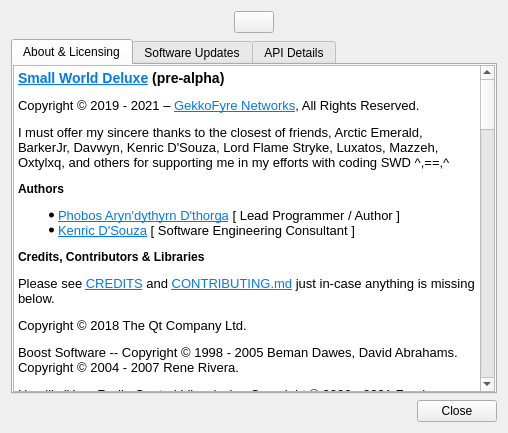
GekkoFyre/small-world-deluxe, file src/ui/aboutdialog.ui: the form before one commit.
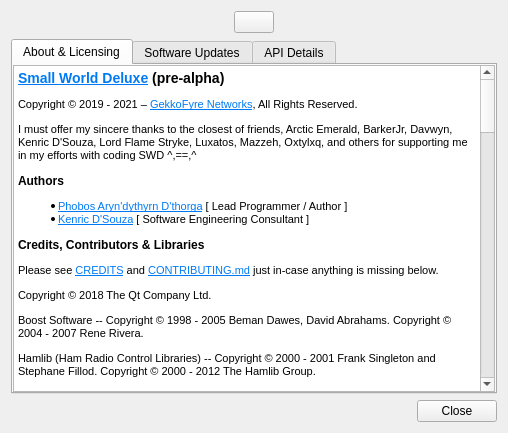
The form after the commit.

Commit message: * Fixed a number of outstanding bugs/errors. * Updated documentation and licensing handling in some areas, with particular regard to our dependencies. * Updated the Dockerfile we use for our Gitlab Runner (CI/CD) instance. * More work has been done on the message archival code as according to Xmpp standard, #XEP-0313!

Diff of the .ui file:
```diff
--- a/src/ui/aboutdialog.ui
+++ b/src/ui/aboutdialog.ui
@@ -166,56 +166,62 @@
 &lt;html&gt;&lt;head&gt;&lt;meta name=&quot;qrichtext&quot; content=&quot;1&quot; /&gt;&lt;title&gt;About&lt;/title&gt;&lt;style type=&quot;text/css&quot;&gt;
 p, li { white-space: pre-wrap; }
 &lt;/style&gt;&lt;/head&gt;&lt;body style=&quot; font-family:'MS Shell Dlg 2'; font-size:7.875pt; font-weight:400; font-style:normal;&quot;&gt;
-&lt;h3 style=&quot; margin-top:14px; margin-bottom:12px; margin-left:0px; margin-right:0px; -qt-block-indent:0; text-indent:0px;&quot;&gt;&lt;a name=&quot;small-world-deluxe-pre-alpha&quot;&gt;&lt;/a&gt;&lt;a href=&quot;https://git.gekkofyre.io/amateur-radio/small-world-deluxe/&quot;&gt;&lt;span style=&quot; font-family:'Noto Sans'; font-size:10pt; font-weight:600; text-decoration: underline; color:#007af4;&quot;&gt;S&lt;/span&gt;&lt;/a&gt;&lt;span style=&quot; font-family:'Noto Sans'; font-size:10pt; font-weight:600; text-decoration: underline; color:#007af4;&quot;&gt;mall World Deluxe&lt;/span&gt;&lt;span style=&quot; font-family:'Noto Sans'; font-size:10pt; font-weight:600;&quot;&gt; (pre-alpha)&lt;/span&gt;&lt;/h3&gt;
-&lt;p style=&quot; margin-top:12px; margin-bottom:12px; margin-left:0px; margin-right:0px; -qt-block-indent:0; text-indent:0px;&quot;&gt;&lt;span style=&quot; font-family:'Noto Sans'; font-size:10pt;&quot;&gt;Copyright © 2019 - 2021 – &lt;/span&gt;&lt;a href=&quot;https://gekkofyre.io/&quot;&gt;&lt;span style=&quot; font-family:'Noto Sans'; font-size:10pt; text-decoration: underline; color:#007af4;&quot;&gt;GekkoFyre Networks&lt;/span&gt;&lt;/a&gt;&lt;span style=&quot; font-family:'Noto Sans'; font-size:10pt;&quot;&gt;, All Rights Reserved.&lt;/span&gt;&lt;/p&gt;
-&lt;p style=&quot; margin-top:12px; margin-bottom:12px; margin-left:0px; margin-right:0px; -qt-block-indent:0; text-indent:0px;&quot;&gt;&lt;span style=&quot; font-family:'Noto Sans'; font-size:10pt;&quot;&gt;I must offer my sincere thanks to the closest of friends, Arctic Emerald, BarkerJr, Davwyn, Kenric D'Souza, Lord Flame Stryke, Luxatos, Mazzeh, Oxtylxq, and others for supporting me in my efforts with coding SWD ^,==,^&lt;/span&gt;&lt;/p&gt;
-&lt;h4 style=&quot; margin-top:12px; margin-bottom:12px; margin-left:0px; margin-right:0px; -qt-block-indent:0; text-indent:0px;&quot;&gt;&lt;a name=&quot;authors&quot;&gt;&lt;/a&gt;&lt;span style=&quot; font-family:'Noto Sans'; font-size:10pt; font-weight:600;&quot;&gt;A&lt;/span&gt;&lt;span style=&quot; font-family:'Noto Sans'; font-size:10pt; font-weight:600;&quot;&gt;uthors&lt;/span&gt;&lt;/h4&gt;
-&lt;ul style=&quot;margin-top: 0px; margin-bottom: 0px; margin-left: 0px; margin-right: 0px; -qt-list-indent: 1;&quot;&gt;&lt;li style=&quot; font-family:'Noto Sans'; font-size:10pt;&quot; style=&quot; margin-top:12px; margin-bottom:0px; margin-left:0px; margin-right:0px; -qt-block-indent:0; text-indent:0px;&quot;&gt;&lt;a href=&quot;https://code.gekkofyre.io/phobos-dthorga&quot;&gt;&lt;span style=&quot; text-decoration: underline; color:#007af4;&quot;&gt;Phobos Aryn'dythyrn D'thorga&lt;/span&gt;&lt;/a&gt; [ Lead Programmer / Author ]&lt;/li&gt;
-&lt;li style=&quot; font-family:'Noto Sans'; font-size:10pt;&quot; style=&quot; margin-top:0px; margin-bottom:12px; margin-left:0px; margin-right:0px; -qt-block-indent:0; text-indent:0px;&quot;&gt;&lt;a href=&quot;https://code.gekkofyre.io/azurebyte&quot;&gt;&lt;span style=&quot; text-decoration: underline; color:#007af4;&quot;&gt;Kenric D'Souza&lt;/span&gt;&lt;/a&gt; [ Software Engineering Consultant ] &lt;/li&gt;&lt;/ul&gt;
-&lt;h4 style=&quot; margin-top:12px; margin-bottom:12px; margin-left:0px; margin-right:0px; -qt-block-indent:0; text-indent:0px;&quot;&gt;&lt;a name=&quot;credits-contributors--libraries&quot;&gt;&lt;/a&gt;&lt;span style=&quot; font-family:'Noto Sans'; font-size:10pt; font-weight:600;&quot;&gt;C&lt;/span&gt;&lt;span style=&quot; font-family:'Noto Sans'; font-size:10pt; font-weight:600;&quot;&gt;redits, Contributors &amp;amp; Libraries&lt;/span&gt;&lt;/h4&gt;
-&lt;p style=&quot; margin-top:12px; margin-bottom:12px; margin-left:0px; margin-right:0px; -qt-block-indent:0; text-indent:0px;&quot;&gt;&lt;span style=&quot; font-family:'Noto Sans'; font-size:10pt;&quot;&gt;Please see &lt;/span&gt;&lt;a href=&quot;https://code.gekkofyre.io/amateur-radio/small-world-deluxe/-/blob/develop/CREDITS&quot;&gt;&lt;span style=&quot; font-family:'Noto Sans'; font-size:10pt; text-decoration: underline; color:#007af4;&quot;&gt;CREDITS&lt;/span&gt;&lt;/a&gt;&lt;span style=&quot; font-family:'Noto Sans'; font-size:10pt;&quot;&gt; and &lt;/span&gt;&lt;a href=&quot;https://code.gekkofyre.io/amateur-radio/small-world-deluxe/-/blob/develop/CONTRIBUTING.md&quot;&gt;&lt;span style=&quot; font-family:'Noto Sans'; font-size:10pt; text-decoration: underline; color:#007af4;&quot;&gt;CONTRIBUTING.md&lt;/span&gt;&lt;/a&gt;&lt;span style=&quot; font-family:'Noto Sans'; font-size:10pt;&quot;&gt; just in-case anything is missing below.&lt;/span&gt;&lt;/p&gt;
-&lt;p style=&quot; margin-top:12px; margin-bottom:12px; margin-left:0px; margin-right:0px; -qt-block-indent:0; text-indent:0px;&quot;&gt;&lt;span style=&quot; font-family:'Hack'; font-size:10pt;&quot;&gt;Copyright © 2018 The Qt Company Ltd.&lt;/span&gt;&lt;/p&gt;
-&lt;p style=&quot; margin-top:12px; margin-bottom:12px; margin-left:0px; margin-right:0px; -qt-block-indent:0; text-indent:0px;&quot;&gt;&lt;span style=&quot; font-family:'Hack'; font-size:10pt;&quot;&gt;Boost Software -- Copyright © 1998 - 2005 Beman Dawes, David Abrahams. Copyright © 2004 - 2007 Rene Rivera.&lt;/span&gt;&lt;/p&gt;
-&lt;p style=&quot; margin-top:12px; margin-bottom:12px; margin-left:0px; margin-right:0px; -qt-block-indent:0; text-indent:0px;&quot;&gt;&lt;span style=&quot; font-family:'Hack'; font-size:10pt;&quot;&gt;Hamlib (Ham Radio Control Libraries) -- Copyright © 2000 - 2001 Frank Singleton and Stephane Fillod. Copyright © 2000 - 2012 The Hamlib Group.&lt;/span&gt;&lt;/p&gt;
-&lt;p style=&quot; margin-top:12px; margin-bottom:12px; margin-left:0px; margin-right:0px; -qt-block-indent:0; text-indent:0px;&quot;&gt;&lt;span style=&quot; font-family:'Hack'; font-size:10pt;&quot;&gt;Sentry -- Copyright © 2019 Functional Software, Inc.&lt;/span&gt;&lt;/p&gt;
-&lt;p style=&quot; margin-top:12px; margin-bottom:12px; margin-left:0px; margin-right:0px; -qt-block-indent:0; text-indent:0px;&quot;&gt;&lt;span style=&quot; font-family:'Hack'; font-size:10pt;&quot;&gt;CMake - Cross Platform Makefile Generator -- Copyright © 2000 - 2020 Kitware, Inc. and Contributors.&lt;/span&gt;&lt;/p&gt;
-&lt;p style=&quot; margin-top:12px; margin-bottom:12px; margin-left:0px; margin-right:0px; -qt-block-indent:0; text-indent:0px;&quot;&gt;&lt;span style=&quot; font-family:'Hack'; font-size:10pt;&quot;&gt;QXmpp - Copyright © 2008 - 2020 The QXmpp Developers.&lt;/span&gt;&lt;/p&gt;
-&lt;p style=&quot; margin-top:12px; margin-bottom:12px; margin-left:0px; margin-right:0px; -qt-block-indent:0; text-indent:0px;&quot;&gt;&lt;span style=&quot; font-family:'Hack'; font-size:10pt;&quot;&gt;SingleApplication -- Copyright © 2015 - 2020 Itay Grudev.&lt;/span&gt;&lt;/p&gt;
-&lt;p style=&quot; margin-top:12px; margin-bottom:12px; margin-left:0px; margin-right:0px; -qt-block-indent:0; text-indent:0px;&quot;&gt;&lt;span style=&quot; font-family:'Hack'; font-size:10pt;&quot;&gt;KissFFT -- Copyright © 2003 - 2010 Mark Borgerding . All rights reserved.&lt;/span&gt;&lt;/p&gt;
-&lt;p style=&quot; margin-top:12px; margin-bottom:12px; margin-left:0px; margin-right:0px; -qt-block-indent:0; text-indent:0px;&quot;&gt;&lt;span style=&quot; font-family:'Hack'; font-size:10pt;&quot;&gt;Enchant -- Copyright © 1998 - 2020 AbiSource Community. All rights reserved.&lt;/span&gt;&lt;/p&gt;
-&lt;p style=&quot; margin-top:12px; margin-bottom:12px; margin-left:0px; margin-right:0px; -qt-block-indent:0; text-indent:0px;&quot;&gt;&lt;span style=&quot; font-family:'Hack'; font-size:10pt;&quot;&gt;QtSpell - Copyright © 2014 Sandro Mani.&lt;/span&gt;&lt;/p&gt;
-&lt;p style=&quot; margin-top:12px; margin-bottom:12px; margin-left:0px; margin-right:0px; -qt-block-indent:0; text-indent:0px;&quot;&gt;&lt;span style=&quot; font-family:'Hack'; font-size:10pt;&quot;&gt;QwtWaterfallplot -- Copyright © 2019 Amine Mzoughi.&lt;/span&gt;&lt;/p&gt;
+&lt;h3 style=&quot; margin-top:14px; margin-bottom:12px; margin-left:0px; margin-right:0px; -qt-block-indent:0; text-indent:0px;&quot;&gt;&lt;a name=&quot;small-world-deluxe-pre-alpha&quot;&gt;&lt;/a&gt;&lt;a href=&quot;https://git.gekkofyre.io/amateur-radio/small-world-deluxe/&quot;&gt;&lt;span style=&quot; font-size:8pt; font-weight:600; text-decoration: underline; color:#007af4;&quot;&gt;S&lt;/span&gt;&lt;/a&gt;&lt;span style=&quot; font-size:8pt; font-weight:600; text-decoration: underline; color:#007af4;&quot;&gt;mall World Deluxe&lt;/span&gt;&lt;span style=&quot; font-size:8pt; font-weight:600;&quot;&gt; (pre-alpha)&lt;/span&gt;&lt;/h3&gt;
+&lt;p style=&quot; margin-top:12px; margin-bottom:12px; margin-left:0px; margin-right:0px; -qt-block-indent:0; text-indent:0px;&quot;&gt;&lt;span style=&quot; font-size:8pt;&quot;&gt;Copyright © 2019 - 2021 – &lt;/span&gt;&lt;a href=&quot;https://gekkofyre.io/&quot;&gt;&lt;span style=&quot; font-size:8pt; text-decoration: underline; color:#007af4;&quot;&gt;GekkoFyre Networks&lt;/span&gt;&lt;/a&gt;&lt;span style=&quot; font-size:8pt;&quot;&gt;, All Rights Reserved.&lt;/span&gt;&lt;/p&gt;
+&lt;p style=&quot; margin-top:12px; margin-bottom:12px; margin-left:0px; margin-right:0px; -qt-block-indent:0; text-indent:0px;&quot;&gt;&lt;span style=&quot; font-size:8pt;&quot;&gt;I must offer my sincere thanks to the closest of friends, Arctic Emerald, BarkerJr, Davwyn, Kenric D'Souza, Lord Flame Stryke, Luxatos, Mazzeh, Oxtylxq, and others for supporting me in my efforts with coding SWD ^,==,^&lt;/span&gt;&lt;/p&gt;
+&lt;h4 style=&quot; margin-top:12px; margin-bottom:12px; margin-left:0px; margin-right:0px; -qt-block-indent:0; text-indent:0px;&quot;&gt;&lt;a name=&quot;authors&quot;&gt;&lt;/a&gt;&lt;span style=&quot; font-size:8pt; font-weight:600;&quot;&gt;A&lt;/span&gt;&lt;span style=&quot; font-size:8pt; font-weight:600;&quot;&gt;uthors&lt;/span&gt;&lt;/h4&gt;
+&lt;ul style=&quot;margin-top: 0px; margin-bottom: 0px; margin-left: 0px; margin-right: 0px; -qt-list-indent: 1;&quot;&gt;&lt;li style=&quot; font-size:8pt;&quot; style=&quot; margin-top:12px; margin-bottom:0px; margin-left:0px; margin-right:0px; -qt-block-indent:0; text-indent:0px;&quot;&gt;&lt;a href=&quot;https://code.gekkofyre.io/phobos-dthorga&quot;&gt;&lt;span style=&quot; text-decoration: underline; color:#007af4;&quot;&gt;Phobos Aryn'dythyrn D'thorga&lt;/span&gt;&lt;/a&gt; [ Lead Programmer / Author ]&lt;/li&gt;
+&lt;li style=&quot; font-size:8pt;&quot; style=&quot; margin-top:0px; margin-bottom:12px; margin-left:0px; margin-right:0px; -qt-block-indent:0; text-indent:0px;&quot;&gt;&lt;a href=&quot;https://code.gekkofyre.io/azurebyte&quot;&gt;&lt;span style=&quot; text-decoration: underline; color:#007af4;&quot;&gt;Kenric D'Souza&lt;/span&gt;&lt;/a&gt; [ Software Engineering Consultant ] &lt;/li&gt;&lt;/ul&gt;
+&lt;h4 style=&quot; margin-top:12px; margin-bottom:12px; margin-left:0px; margin-right:0px; -qt-block-indent:0; text-indent:0px;&quot;&gt;&lt;a name=&quot;credits-contributors--libraries&quot;&gt;&lt;/a&gt;&lt;span style=&quot; font-size:8pt; font-weight:600;&quot;&gt;C&lt;/span&gt;&lt;span style=&quot; font-size:8pt; font-weight:600;&quot;&gt;redits, Contributors &amp;amp; Libraries&lt;/span&gt;&lt;/h4&gt;
+&lt;p style=&quot; margin-top:12px; margin-bottom:12px; margin-left:0px; margin-right:0px; -qt-block-indent:0; text-indent:0px;&quot;&gt;&lt;span style=&quot; font-size:8pt;&quot;&gt;Please see &lt;/span&gt;&lt;a href=&quot;https://code.gekkofyre.io/amateur-radio/small-world-deluxe/-/blob/develop/CREDITS&quot;&gt;&lt;span style=&quot; font-size:8pt; text-decoration: underline; color:#007af4;&quot;&gt;CREDITS&lt;/span&gt;&lt;/a&gt;&lt;span style=&quot; font-size:8pt;&quot;&gt; and &lt;/span&gt;&lt;a href=&quot;https://code.gekkofyre.io/amateur-radio/small-world-deluxe/-/blob/develop/CONTRIBUTING.md&quot;&gt;&lt;span style=&quot; font-size:8pt; text-decoration: underline; color:#007af4;&quot;&gt;CONTRIBUTING.md&lt;/span&gt;&lt;/a&gt;&lt;span style=&quot; font-size:8pt;&quot;&gt; just in-case anything is missing below.&lt;/span&gt;&lt;/p&gt;
+&lt;p style=&quot; margin-top:12px; margin-bottom:12px; margin-left:0px; margin-right:0px; -qt-block-indent:0; text-indent:0px;&quot;&gt;&lt;span style=&quot; font-family:'Courier New'; font-size:8pt;&quot;&gt;Copyright © 2018 The Qt Company Ltd.&lt;/span&gt;&lt;/p&gt;
+&lt;p style=&quot; margin-top:12px; margin-bottom:12px; margin-left:0px; margin-right:0px; -qt-block-indent:0; text-indent:0px;&quot;&gt;&lt;span style=&quot; font-family:'Courier New'; font-size:8pt;&quot;&gt;Boost Software -- Copyright © 1998 - 2005 Beman Dawes, David Abrahams. Copyright © 2004 - 2007 Rene Rivera.&lt;/span&gt;&lt;/p&gt;
+&lt;p style=&quot; margin-top:12px; margin-bottom:12px; margin-left:0px; margin-right:0px; -qt-block-indent:0; text-indent:0px;&quot;&gt;&lt;span style=&quot; font-family:'Courier New'; font-size:8pt;&quot;&gt;Hamlib (Ham Radio Control Libraries) -- Copyright © 2000 - 2001 Frank Singleton and Stephane Fillod. Copyright © 2000 - 2012 The Hamlib Group.&lt;/span&gt;&lt;/p&gt;
+&lt;p style=&quot; margin-top:12px; margin-bottom:12px; margin-left:0px; margin-right:0px; -qt-block-indent:0; text-indent:0px;&quot;&gt;&lt;span style=&quot; font-family:'Courier New'; font-size:8pt;&quot;&gt;Sentry -- Copyright © 2019 Functional Software, Inc.&lt;/span&gt;&lt;/p&gt;
+&lt;p style=&quot; margin-top:12px; margin-bottom:12px; margin-left:0px; margin-right:0px; -qt-block-indent:0; text-indent:0px;&quot;&gt;&lt;span style=&quot; font-family:'Courier New'; font-size:8pt;&quot;&gt;CMake - Cross Platform Makefile Generator -- Copyright © 2000 - 2020 Kitware, Inc. and Contributors.&lt;/span&gt;&lt;/p&gt;
+&lt;p style=&quot; margin-top:12px; margin-bottom:12px; margin-left:0px; margin-right:0px; -qt-block-indent:0; text-indent:0px;&quot;&gt;&lt;span style=&quot; font-family:'Courier New'; font-size:8pt;&quot;&gt;QXmpp - Copyright © 2008 - 2020 The QXmpp Developers.&lt;/span&gt;&lt;/p&gt;
+&lt;p style=&quot; margin-top:12px; margin-bottom:12px; margin-left:0px; margin-right:0px; -qt-block-indent:0; text-indent:0px;&quot;&gt;&lt;span style=&quot; font-family:'Courier New'; font-size:8pt;&quot;&gt;FFmpeg - Copyright © 2021 Michael Niedermayer and Marton Balint et al.&lt;/span&gt;&lt;/p&gt;
+&lt;p style=&quot; margin-top:12px; margin-bottom:12px; margin-left:0px; margin-right:0px; -qt-block-indent:0; text-indent:0px;&quot;&gt;&lt;span style=&quot; font-family:'Courier New'; font-size:8pt;&quot;&gt;TagLib - Copyright © 2021 Scott Wheeler.&lt;/span&gt;&lt;/p&gt;
+&lt;p style=&quot; margin-top:12px; margin-bottom:12px; margin-left:0px; margin-right:0px; -qt-block-indent:0; text-indent:0px;&quot;&gt;&lt;span style=&quot; font-family:'Courier New'; font-size:8pt;&quot;&gt;SingleApplication -- Copyright © 2015 - 2020 Itay Grudev.&lt;/span&gt;&lt;/p&gt;
+&lt;p style=&quot; margin-top:12px; margin-bottom:12px; margin-left:0px; margin-right:0px; -qt-block-indent:0; text-indent:0px;&quot;&gt;&lt;span style=&quot; font-family:'Courier New'; font-size:8pt;&quot;&gt;KissFFT -- Copyright © 2003 - 2010 Mark Borgerding . All rights reserved.&lt;/span&gt;&lt;/p&gt;
+&lt;p style=&quot; margin-top:12px; margin-bottom:12px; margin-left:0px; margin-right:0px; -qt-block-indent:0; text-indent:0px;&quot;&gt;&lt;span style=&quot; font-family:'Courier New'; font-size:8pt;&quot;&gt;Enchant -- Copyright © 1998 - 2020 AbiSource Community. All rights reserved.&lt;/span&gt;&lt;/p&gt;
+&lt;p style=&quot; margin-top:12px; margin-bottom:12px; margin-left:0px; margin-right:0px; -qt-block-indent:0; text-indent:0px;&quot;&gt;&lt;span style=&quot; font-family:'Courier New'; font-size:8pt;&quot;&gt;QwtWaterfallplot -- Copyright © 2019 Amine Mzoughi.&lt;/span&gt;&lt;/p&gt;
 &lt;hr /&gt;
-&lt;p style=&quot; margin-top:12px; margin-bottom:0px; margin-left:0px; margin-right:0px; -qt-block-indent:0; text-indent:0px;&quot;&gt;&lt;span style=&quot; font-family:'Hack'; font-size:10pt;&quot;&gt;Opus&lt;/span&gt;&lt;/p&gt;
-&lt;p style=&quot; margin-top:0px; margin-bottom:0px; margin-left:0px; margin-right:0px; -qt-block-indent:0; text-indent:0px;&quot;&gt;&lt;span style=&quot; font-family:'Hack'; font-size:10pt;&quot;&gt;----------------------------------&lt;/span&gt;&lt;/p&gt;
-&lt;p style=&quot; margin-top:0px; margin-bottom:0px; margin-left:0px; margin-right:0px; -qt-block-indent:0; text-indent:0px;&quot;&gt;&lt;span style=&quot; font-family:'Hack'; font-size:10pt;&quot;&gt;Copyright © 2001 - 2011 Xiph.Org, Skype Limited, Octasic, Jean-Marc Valin, Timothy B. Terriberry, CSIRO, Gregory Maxwell, Mark Borgerding, Erik de Castro Lopo.&lt;/span&gt;&lt;/p&gt;
-&lt;p style=&quot;-qt-paragraph-type:empty; margin-top:0px; margin-bottom:12px; margin-left:0px; margin-right:0px; -qt-block-indent:0; text-indent:0px; font-family:'Hack'; font-size:10pt;&quot;&gt;&lt;br /&gt;&lt;/p&gt;
-&lt;p style=&quot; margin-top:12px; margin-bottom:0px; margin-left:0px; margin-right:0px; -qt-block-indent:0; text-indent:0px;&quot;&gt;&lt;span style=&quot; font-family:'Hack'; font-size:10pt;&quot;&gt;libopusenc&lt;/span&gt;&lt;/p&gt;
-&lt;p style=&quot; margin-top:0px; margin-bottom:0px; margin-left:0px; margin-right:0px; -qt-block-indent:0; text-indent:0px;&quot;&gt;&lt;span style=&quot; font-family:'Hack'; font-size:10pt;&quot;&gt;----------------------------------&lt;/span&gt;&lt;/p&gt;
-&lt;p style=&quot; margin-top:0px; margin-bottom:0px; margin-left:0px; margin-right:0px; -qt-block-indent:0; text-indent:0px;&quot;&gt;&lt;span style=&quot; font-family:'Hack'; font-size:10pt;&quot;&gt;Copyright © 1994 - 2013 Xiph.Org Foundation and contributors.&lt;/span&gt;&lt;/p&gt;
-&lt;p style=&quot; margin-top:0px; margin-bottom:0px; margin-left:0px; margin-right:0px; -qt-block-indent:0; text-indent:0px;&quot;&gt;&lt;span style=&quot; font-family:'Hack'; font-size:10pt;&quot;&gt;Copyright © 2017 Jean-Marc Valin.&lt;/span&gt;&lt;/p&gt;
-&lt;p style=&quot;-qt-paragraph-type:empty; margin-top:0px; margin-bottom:12px; margin-left:0px; margin-right:0px; -qt-block-indent:0; text-indent:0px; font-family:'Hack'; font-size:10pt;&quot;&gt;&lt;br /&gt;&lt;/p&gt;
-&lt;p style=&quot; margin-top:12px; margin-bottom:12px; margin-left:40px; margin-right:40px; -qt-block-indent:0; text-indent:0px;&quot;&gt;&lt;span style=&quot; font-family:'Noto Sans'; font-size:10pt;&quot;&gt;Redistribution and use in source and binary forms, with or without modification, are permitted provided that the following conditions are met:&lt;/span&gt;&lt;/p&gt;
-&lt;ul style=&quot;margin-top: 0px; margin-bottom: 0px; margin-left: 0px; margin-right: 0px; -qt-list-indent: 1;&quot;&gt;&lt;li style=&quot; font-family:'Noto Sans'; font-size:10pt;&quot; style=&quot; margin-top:12px; margin-bottom:0px; margin-left:40px; margin-right:40px; -qt-block-indent:0; text-indent:0px;&quot;&gt;Redistributions of source code must retain the above copyright notice, this list of conditions and the following disclaimer.&lt;/li&gt;
-&lt;li style=&quot; font-family:'Noto Sans'; font-size:10pt;&quot; style=&quot; margin-top:0px; margin-bottom:0px; margin-left:40px; margin-right:40px; -qt-block-indent:0; text-indent:0px;&quot;&gt;Redistributions in binary form must reproduce the above copyright notice, this list of conditions and the following disclaimer in the documentation and/or other materials provided with the distribution.&lt;/li&gt;
-&lt;li style=&quot; font-family:'Noto Sans'; font-size:10pt;&quot; style=&quot; margin-top:0px; margin-bottom:12px; margin-left:40px; margin-right:40px; -qt-block-indent:0; text-indent:0px;&quot;&gt;Neither the name of Internet Society, IETF or IETF Trust, nor the names of specific contributors, may be used to endorse or promote products derived from this software without specific prior written permission. &lt;/li&gt;&lt;/ul&gt;
-&lt;p style=&quot; margin-top:12px; margin-bottom:12px; margin-left:40px; margin-right:40px; -qt-block-indent:0; text-indent:0px;&quot;&gt;&lt;span style=&quot; font-family:'Hack'; font-size:10pt;&quot;&gt;THIS SOFTWARE IS PROVIDED BY THE COPYRIGHT HOLDERS AND CONTRIBUTORS ``AS IS'' AND ANY EXPRESS OR IMPLIED WARRANTIES, INCLUDING, BUT NOT LIMITED TO, THE IMPLIED WARRANTIES OF MERCHANTABILITY AND FITNESS FOR A PARTICULAR PURPOSE ARE DISCLAIMED. IN NO EVENT SHALL THE COPYRIGHT OWNER OR CONTRIBUTORS BE LIABLE FOR ANY DIRECT, INDIRECT, INCIDENTAL, SPECIAL, EXEMPLARY, OR CONSEQUENTIAL DAMAGES (INCLUDING, BUT NOT LIMITED TO, PROCUREMENT OF SUBSTITUTE GOODS OR SERVICES; LOSS OF USE, DATA, OR PROFITS; OR BUSINESS INTERRUPTION) HOWEVER CAUSED AND ON ANY THEORY OF LIABILITY, WHETHER IN CONTRACT, STRICT LIABILITY, OR TORT (INCLUDING NEGLIGENCE OR OTHERWISE) ARISING IN ANY WAY OUT OF THE USE OF THIS SOFTWARE, EVEN IF ADVISED OF THE POSSIBILITY OF SUCH DAMAGE.&lt;/span&gt;&lt;/p&gt;
-&lt;p style=&quot; margin-top:12px; margin-bottom:12px; margin-left:40px; margin-right:40px; -qt-block-indent:0; text-indent:0px;&quot;&gt;&lt;span style=&quot; font-family:'Noto Sans'; font-size:10pt;&quot;&gt;Opus is subject to the royalty-free patent licenses which are specified at:&lt;/span&gt;&lt;/p&gt;
-&lt;p style=&quot; margin-top:12px; margin-bottom:12px; margin-left:40px; margin-right:40px; -qt-block-indent:0; text-indent:0px;&quot;&gt;&lt;span style=&quot; font-family:'Noto Sans'; font-size:10pt;&quot;&gt;Xiph.Org Foundation: &lt;/span&gt;&lt;a href=&quot;https://datatracker.ietf.org/ipr/1524/&quot;&gt;&lt;span style=&quot; font-family:'Noto Sans'; font-size:10pt; text-decoration: underline; color:#007af4;&quot;&gt;https://datatracker.ietf.org/ipr/1524/&lt;/span&gt;&lt;/a&gt;&lt;/p&gt;
-&lt;p style=&quot; margin-top:12px; margin-bottom:12px; margin-left:40px; margin-right:40px; -qt-block-indent:0; text-indent:0px;&quot;&gt;&lt;span style=&quot; font-family:'Noto Sans'; font-size:10pt;&quot;&gt;Microsoft Corporation: &lt;/span&gt;&lt;a href=&quot;https://datatracker.ietf.org/ipr/1914/&quot;&gt;&lt;span style=&quot; font-family:'Noto Sans'; font-size:10pt; text-decoration: underline; color:#007af4;&quot;&gt;https://datatracker.ietf.org/ipr/1914/&lt;/span&gt;&lt;/a&gt;&lt;/p&gt;
-&lt;p style=&quot; margin-top:12px; margin-bottom:12px; margin-left:40px; margin-right:40px; -qt-block-indent:0; text-indent:0px;&quot;&gt;&lt;span style=&quot; font-family:'Noto Sans'; font-size:10pt;&quot;&gt;Broadcom Corporation: &lt;/span&gt;&lt;a href=&quot;https://datatracker.ietf.org/ipr/1526/&quot;&gt;&lt;span style=&quot; font-family:'Noto Sans'; font-size:10pt; text-decoration: underline; color:#007af4;&quot;&gt;https://datatracker.ietf.org/ipr/1526/&lt;/span&gt;&lt;/a&gt;&lt;/p&gt;
+&lt;p style=&quot; margin-top:12px; margin-bottom:0px; margin-left:0px; margin-right:0px; -qt-block-indent:0; text-indent:0px;&quot;&gt;&lt;span style=&quot; font-family:'Courier New'; font-size:8pt;&quot;&gt;Opus&lt;/span&gt;&lt;/p&gt;
+&lt;p style=&quot; margin-top:0px; margin-bottom:0px; margin-left:0px; margin-right:0px; -qt-block-indent:0; text-indent:0px;&quot;&gt;&lt;span style=&quot; font-family:'Courier New'; font-size:8pt;&quot;&gt;----------------------------------&lt;/span&gt;&lt;/p&gt;
+&lt;p style=&quot; margin-top:0px; margin-bottom:0px; margin-left:0px; margin-right:0px; -qt-block-indent:0; text-indent:0px;&quot;&gt;&lt;span style=&quot; font-family:'Courier New'; font-size:8pt;&quot;&gt;Copyright © 2001 - 2011 Xiph.Org, Skype Limited, Octasic, Jean-Marc Valin, Timothy B. Terriberry, CSIRO, Gregory Maxwell, Mark Borgerding, Erik de Castro Lopo.&lt;/span&gt;&lt;/p&gt;
+&lt;p style=&quot;-qt-paragraph-type:empty; margin-top:0px; margin-bottom:12px; margin-left:0px; margin-right:0px; -qt-block-indent:0; text-indent:0px; font-family:'Courier New'; font-size:8pt;&quot;&gt;&lt;br /&gt;&lt;/p&gt;
+&lt;p style=&quot; margin-top:12px; margin-bottom:0px; margin-left:0px; margin-right:0px; -qt-block-indent:0; text-indent:0px;&quot;&gt;&lt;span style=&quot; font-family:'Courier New'; font-size:8pt;&quot;&gt;libopusenc&lt;/span&gt;&lt;/p&gt;
+&lt;p style=&quot; margin-top:0px; margin-bottom:0px; margin-left:0px; margin-right:0px; -qt-block-indent:0; text-indent:0px;&quot;&gt;&lt;span style=&quot; font-family:'Courier New'; font-size:8pt;&quot;&gt;----------------------------------&lt;/span&gt;&lt;/p&gt;
+&lt;p style=&quot; margin-top:0px; margin-bottom:0px; margin-left:0px; margin-right:0px; -qt-block-indent:0; text-indent:0px;&quot;&gt;&lt;span style=&quot; font-family:'Courier New'; font-size:8pt;&quot;&gt;Copyright © 1994 - 2013 Xiph.Org Foundation and contributors.&lt;/span&gt;&lt;/p&gt;
+&lt;p style=&quot; margin-top:0px; margin-bottom:0px; margin-left:0px; margin-right:0px; -qt-block-indent:0; text-indent:0px;&quot;&gt;&lt;span style=&quot; font-family:'Courier New'; font-size:8pt;&quot;&gt;Copyright © 2017 Jean-Marc Valin.&lt;/span&gt;&lt;/p&gt;
+&lt;p style=&quot;-qt-paragraph-type:empty; margin-top:0px; margin-bottom:12px; margin-left:0px; margin-right:0px; -qt-block-indent:0; text-indent:0px; font-family:'Courier New'; font-size:8pt;&quot;&gt;&lt;br /&gt;&lt;/p&gt;
+&lt;p style=&quot; margin-top:12px; margin-bottom:12px; margin-left:40px; margin-right:40px; -qt-block-indent:0; text-indent:0px;&quot;&gt;&lt;span style=&quot; font-size:8pt;&quot;&gt;Redistribution and use in source and binary forms, with or without modification, are permitted provided that the following conditions are met:&lt;/span&gt;&lt;/p&gt;
+&lt;ul style=&quot;margin-top: 0px; margin-bottom: 0px; margin-left: 0px; margin-right: 0px; -qt-list-indent: 1;&quot;&gt;&lt;li style=&quot; font-size:8pt;&quot; style=&quot; margin-top:12px; margin-bottom:0px; margin-left:40px; margin-right:40px; -qt-block-indent:0; text-indent:0px;&quot;&gt;Redistributions of source code must retain the above copyright notice, this list of conditions and the following disclaimer.&lt;/li&gt;
+&lt;li style=&quot; font-size:8pt;&quot; style=&quot; margin-top:0px; margin-bottom:0px; margin-left:40px; margin-right:40px; -qt-block-indent:0; text-indent:0px;&quot;&gt;Redistributions in binary form must reproduce the above copyright notice, this list of conditions and the following disclaimer in the documentation and/or other materials provided with the distribution.&lt;/li&gt;
+&lt;li style=&quot; font-size:8pt;&quot; style=&quot; margin-top:0px; margin-bottom:12px; margin-left:40px; margin-right:40px; -qt-block-indent:0; text-indent:0px;&quot;&gt;Neither the name of Internet Society, IETF or IETF Trust, nor the names of specific contributors, may be used to endorse or promote products derived from this software without specific prior written permission. &lt;/li&gt;&lt;/ul&gt;
+&lt;p style=&quot; margin-top:12px; margin-bottom:12px; margin-left:40px; margin-right:40px; -qt-block-indent:0; text-indent:0px;&quot;&gt;&lt;span style=&quot; font-family:'Courier New'; font-size:8pt;&quot;&gt;THIS SOFTWARE IS PROVIDED BY THE COPYRIGHT HOLDERS AND CONTRIBUTORS ``AS IS'' AND ANY EXPRESS OR IMPLIED WARRANTIES, INCLUDING, BUT NOT LIMITED TO, THE IMPLIED WARRANTIES OF MERCHANTABILITY AND FITNESS FOR A PARTICULAR PURPOSE ARE DISCLAIMED. IN NO EVENT SHALL THE COPYRIGHT OWNER OR CONTRIBUTORS BE LIABLE FOR ANY DIRECT, INDIRECT, INCIDENTAL, SPECIAL, EXEMPLARY, OR CONSEQUENTIAL DAMAGES (INCLUDING, BUT NOT LIMITED TO, PROCUREMENT OF SUBSTITUTE GOODS OR SERVICES; LOSS OF USE, DATA, OR PROFITS; OR BUSINESS INTERRUPTION) HOWEVER CAUSED AND ON ANY THEORY OF LIABILITY, WHETHER IN CONTRACT, STRICT LIABILITY, OR TORT (INCLUDING NEGLIGENCE OR OTHERWISE) ARISING IN ANY WAY OUT OF THE USE OF THIS SOFTWARE, EVEN IF ADVISED OF THE POSSIBILITY OF SUCH DAMAGE.&lt;/span&gt;&lt;/p&gt;
+&lt;p style=&quot; margin-top:12px; margin-bottom:12px; margin-left:40px; margin-right:40px; -qt-block-indent:0; text-indent:0px;&quot;&gt;&lt;span style=&quot; font-size:8pt;&quot;&gt;Opus is subject to the royalty-free patent licenses which are specified at:&lt;/span&gt;&lt;/p&gt;
+&lt;p style=&quot; margin-top:12px; margin-bottom:12px; margin-left:40px; margin-right:40px; -qt-block-indent:0; text-indent:0px;&quot;&gt;&lt;span style=&quot; font-size:8pt;&quot;&gt;Xiph.Org Foundation: &lt;/span&gt;&lt;a href=&quot;https://datatracker.ietf.org/ipr/1524/&quot;&gt;&lt;span style=&quot; font-size:8pt; text-decoration: underline; color:#007af4;&quot;&gt;https://datatracker.ietf.org/ipr/1524/&lt;/span&gt;&lt;/a&gt;&lt;/p&gt;
+&lt;p style=&quot; margin-top:12px; margin-bottom:12px; margin-left:40px; margin-right:40px; -qt-block-indent:0; text-indent:0px;&quot;&gt;&lt;span style=&quot; font-size:8pt;&quot;&gt;Microsoft Corporation: &lt;/span&gt;&lt;a href=&quot;https://datatracker.ietf.org/ipr/1914/&quot;&gt;&lt;span style=&quot; font-size:8pt; text-decoration: underline; color:#007af4;&quot;&gt;https://datatracker.ietf.org/ipr/1914/&lt;/span&gt;&lt;/a&gt;&lt;/p&gt;
+&lt;p style=&quot; margin-top:12px; margin-bottom:12px; margin-left:40px; margin-right:40px; -qt-block-indent:0; text-indent:0px;&quot;&gt;&lt;span style=&quot; font-size:8pt;&quot;&gt;Broadcom Corporation: &lt;/span&gt;&lt;a href=&quot;https://datatracker.ietf.org/ipr/1526/&quot;&gt;&lt;span style=&quot; font-size:8pt; text-decoration: underline; color:#007af4;&quot;&gt;https://datatracker.ietf.org/ipr/1526/&lt;/span&gt;&lt;/a&gt;&lt;/p&gt;
 &lt;hr /&gt;
-&lt;p style=&quot; margin-top:12px; margin-bottom:0px; margin-left:0px; margin-right:0px; -qt-block-indent:0; text-indent:0px;&quot;&gt;&lt;span style=&quot; font-family:'Hack'; font-size:10pt;&quot;&gt;libcurl&lt;/span&gt;&lt;/p&gt;
-&lt;p style=&quot; margin-top:0px; margin-bottom:0px; margin-left:0px; margin-right:0px; -qt-block-indent:0; text-indent:0px;&quot;&gt;&lt;span style=&quot; font-family:'Hack'; font-size:10pt;&quot;&gt;----------------------------------&lt;/span&gt;&lt;/p&gt;
-&lt;p style=&quot; margin-top:0px; margin-bottom:0px; margin-left:0px; margin-right:0px; -qt-block-indent:0; text-indent:0px;&quot;&gt;&lt;span style=&quot; font-family:'Hack'; font-size:10pt;&quot;&gt;Copyright © 1996 - 2021 Daniel Stenberg et al. All rights reserved.&lt;/span&gt;&lt;/p&gt;
-&lt;p style=&quot;-qt-paragraph-type:empty; margin-top:0px; margin-bottom:12px; margin-left:0px; margin-right:0px; -qt-block-indent:0; text-indent:0px; font-family:'Hack'; font-size:10pt;&quot;&gt;&lt;br /&gt;&lt;/p&gt;
-&lt;p style=&quot; margin-top:12px; margin-bottom:12px; margin-left:40px; margin-right:40px; -qt-block-indent:0; text-indent:0px;&quot;&gt;&lt;span style=&quot; font-family:'Noto Sans'; font-size:10pt;&quot;&gt;Permission to use, copy, modify, and distribute this software for any purpose with or without fee is hereby granted, provided that the above copyright notice and this permission notice appear in all copies.&lt;/span&gt;&lt;/p&gt;
-&lt;p style=&quot; margin-top:12px; margin-bottom:12px; margin-left:40px; margin-right:40px; -qt-block-indent:0; text-indent:0px;&quot;&gt;&lt;span style=&quot; font-family:'Noto Sans'; font-size:10pt;&quot;&gt;THE SOFTWARE IS PROVIDED &amp;quot;AS IS&amp;quot;, WITHOUT WARRANTY OF ANY KIND, EXPRESS OR IMPLIED, INCLUDING BUT NOT LIMITED TO THE WARRANTIES OF MERCHANTABILITY, FITNESS FOR A PARTICULAR PURPOSE AND NONINFRINGEMENT OF THIRD PARTY RIGHTS. IN NO EVENT SHALL THE AUTHORS OR COPYRIGHT HOLDERS BE LIABLE FOR ANY CLAIM, DAMAGES OR OTHER LIABILITY, WHETHER IN AN ACTION OF CONTRACT, TORT OR OTHERWISE, ARISING FROM, OUT OF OR IN CONNECTION WITH THE SOFTWARE OR THE USE OR OTHER DEALINGS IN THE SOFTWARE.&lt;/span&gt;&lt;/p&gt;
-&lt;p style=&quot; margin-top:12px; margin-bottom:12px; margin-left:40px; margin-right:40px; -qt-block-indent:0; text-indent:0px;&quot;&gt;&lt;span style=&quot; font-family:'Noto Sans'; font-size:10pt;&quot;&gt;Except as contained in this notice, the name of a copyright holder shall not be used in advertising or otherwise to promote the sale, use or other dealings in this Software without prior written authorization of the copyright holder.&lt;/span&gt;&lt;/p&gt;
+&lt;p style=&quot; margin-top:12px; margin-bottom:0px; margin-left:0px; margin-right:0px; -qt-block-indent:0; text-indent:0px;&quot;&gt;&lt;span style=&quot; font-family:'Courier New'; font-size:8pt;&quot;&gt;OpenAL Soft&lt;/span&gt;&lt;/p&gt;
+&lt;p style=&quot; margin-top:0px; margin-bottom:0px; margin-left:0px; margin-right:0px; -qt-block-indent:0; text-indent:0px;&quot;&gt;&lt;span style=&quot; font-family:'Courier New'; font-size:8pt;&quot;&gt;----------------------------------&lt;/span&gt;&lt;/p&gt;
+&lt;p style=&quot; margin-top:0px; margin-bottom:0px; margin-left:0px; margin-right:0px; -qt-block-indent:0; text-indent:0px;&quot;&gt;&lt;span style=&quot; font-family:'Courier New'; font-size:8pt;&quot;&gt;Copyright © 2015 - 2019 Archontis Politis, Anis A. Hireche, Christopher Robinson, et al. All rights reserved.&lt;/span&gt;&lt;/p&gt;
+&lt;p style=&quot;-qt-paragraph-type:empty; margin-top:0px; margin-bottom:12px; margin-left:0px; margin-right:0px; -qt-block-indent:0; text-indent:0px; font-family:'Courier New'; font-size:8pt;&quot;&gt;&lt;br /&gt;&lt;/p&gt;
+&lt;p style=&quot; margin-top:12px; margin-bottom:12px; margin-left:40px; margin-right:40px; -qt-block-indent:0; text-indent:0px;&quot;&gt;&lt;span style=&quot; font-size:8pt;&quot;&gt;Portions of this software are licensed under the BSD 3-Clause license.&lt;/span&gt;&lt;/p&gt;
+&lt;p style=&quot; margin-top:12px; margin-bottom:12px; margin-left:40px; margin-right:40px; -qt-block-indent:0; text-indent:0px;&quot;&gt;&lt;span style=&quot; font-size:8pt;&quot;&gt;Copyright © 2015, Archontis Politis. Copyright © 2019, Anis A. Hireche. Copyright © 2019, Christopher Robinson.&lt;/span&gt;&lt;/p&gt;
+&lt;p style=&quot; margin-top:12px; margin-bottom:12px; margin-left:40px; margin-right:40px; -qt-block-indent:0; text-indent:0px;&quot;&gt;&lt;span style=&quot; font-size:8pt;&quot;&gt;All rights reserved.&lt;/span&gt;&lt;/p&gt;
+&lt;p style=&quot; margin-top:12px; margin-bottom:12px; margin-left:40px; margin-right:40px; -qt-block-indent:0; text-indent:0px;&quot;&gt;&lt;span style=&quot; font-size:8pt;&quot;&gt;Redistribution and use in source and binary forms, with or without modification, are permitted provided that the following conditions are met:&lt;/span&gt;&lt;/p&gt;
+&lt;ul style=&quot;margin-top: 0px; margin-bottom: 0px; margin-left: 0px; margin-right: 0px; -qt-list-indent: 1;&quot;&gt;&lt;li style=&quot; font-size:8pt;&quot; style=&quot; margin-top:12px; margin-bottom:0px; margin-left:40px; margin-right:40px; -qt-block-indent:0; text-indent:0px;&quot;&gt;Redistributions of source code must retain the above copyright notice, this list of conditions and the following disclaimer.&lt;/li&gt;
+&lt;li style=&quot; font-size:8pt;&quot; style=&quot; margin-top:0px; margin-bottom:0px; margin-left:40px; margin-right:40px; -qt-block-indent:0; text-indent:0px;&quot;&gt;Redistributions in binary form must reproduce the above copyright notice, this list of conditions and the following disclaimer in the documentation and/or other materials provided with the distribution.&lt;/li&gt;
+&lt;li style=&quot; font-size:8pt;&quot; style=&quot; margin-top:0px; margin-bottom:12px; margin-left:40px; margin-right:40px; -qt-block-indent:0; text-indent:0px;&quot;&gt;Neither the name of Spherical-Harmonic-Transform nor the names of its contributors may be used to endorse or promote products derived from this software without specific prior written permission. &lt;/li&gt;&lt;/ul&gt;
+&lt;p style=&quot; margin-top:12px; margin-bottom:12px; margin-left:40px; margin-right:40px; -qt-block-indent:0; text-indent:0px;&quot;&gt;&lt;span style=&quot; font-size:8pt;&quot;&gt;THIS SOFTWARE IS PROVIDED BY THE COPYRIGHT HOLDERS AND CONTRIBUTORS &amp;quot;AS IS&amp;quot; AND ANY EXPRESS OR IMPLIED WARRANTIES, INCLUDING, BUT NOT LIMITED TO, THE IMPLIED WARRANTIES OF MERCHANTABILITY AND FITNESS FOR A PARTICULAR PURPOSE ARE DISCLAIMED. IN NO EVENT SHALL THE COPYRIGHT HOLDER OR CONTRIBUTORS BE LIABLE FOR ANY DIRECT, INDIRECT, INCIDENTAL, SPECIAL, EXEMPLARY, OR CONSEQUENTIAL DAMAGES (INCLUDING, BUT NOT LIMITED TO, PROCUREMENT OF SUBSTITUTE GOODS OR SERVICES; LOSS OF USE, DATA, OR PROFITS; OR BUSINESS INTERRUPTION) HOWEVER CAUSED AND ON ANY THEORY OF LIABILITY, WHETHER IN CONTRACT, STRICT LIABILITY, OR TORT (INCLUDING NEGLIGENCE OR OTHERWISE) ARISING IN ANY WAY OUT OF THE USE OF THIS SOFTWARE, EVEN IF ADVISED OF THE POSSIBILITY OF SUCH DAMAGE.&lt;/span&gt;&lt;/p&gt;
 &lt;hr /&gt;
-&lt;h4 style=&quot; margin-top:12px; margin-bottom:12px; margin-left:0px; margin-right:0px; -qt-block-indent:0; text-indent:0px;&quot;&gt;&lt;a name=&quot;licensing--legalese&quot;&gt;&lt;/a&gt;&lt;span style=&quot; font-family:'Noto Sans'; font-size:10pt; font-weight:600;&quot;&gt;L&lt;/span&gt;&lt;span style=&quot; font-family:'Noto Sans'; font-size:10pt; font-weight:600;&quot;&gt;icensing &amp;amp; Legalese&lt;/span&gt;&lt;/h4&gt;
-&lt;p style=&quot; margin-top:12px; margin-bottom:12px; margin-left:0px; margin-right:0px; -qt-block-indent:0; text-indent:0px;&quot;&gt;&lt;span style=&quot; font-family:'Noto Sans'; font-size:10pt;&quot;&gt;Please see the &lt;/span&gt;&lt;a href=&quot;https://code.gekkofyre.io/amateur-radio/small-world-deluxe/-/blob/develop/LICENSE&quot;&gt;&lt;span style=&quot; font-family:'Noto Sans'; font-size:10pt; text-decoration: underline; color:#007af4;&quot;&gt;LICENSE&lt;/span&gt;&lt;/a&gt;&lt;span style=&quot; font-family:'Noto Sans'; font-size:10pt;&quot;&gt; file within our GitLab repository for all licensing and legal matters.&lt;/span&gt;&lt;/p&gt;
-&lt;p style=&quot; margin-top:12px; margin-bottom:12px; margin-left:0px; margin-right:0px; -qt-block-indent:0; text-indent:0px;&quot;&gt;&lt;span style=&quot; font-family:'Noto Sans'; font-size:10pt;&quot;&gt; &lt;/span&gt;&lt;/p&gt;&lt;/body&gt;&lt;/html&gt;</string>
+&lt;h4 style=&quot; margin-top:12px; margin-bottom:12px; margin-left:0px; margin-right:0px; -qt-block-indent:0; text-indent:0px;&quot;&gt;&lt;a name=&quot;licensing--legalese&quot;&gt;&lt;/a&gt;&lt;span style=&quot; font-size:8pt; font-weight:600;&quot;&gt;L&lt;/span&gt;&lt;span style=&quot; font-size:8pt; font-weight:600;&quot;&gt;icensing &amp;amp; Legalese&lt;/span&gt;&lt;/h4&gt;
+&lt;p style=&quot; margin-top:12px; margin-bottom:12px; margin-left:0px; margin-right:0px; -qt-block-indent:0; text-indent:0px;&quot;&gt;&lt;span style=&quot; font-size:8pt;&quot;&gt;Please see the &lt;/span&gt;&lt;a href=&quot;https://code.gekkofyre.io/amateur-radio/small-world-deluxe/-/blob/develop/LICENSE&quot;&gt;&lt;span style=&quot; font-size:8pt; text-decoration: underline; color:#007af4;&quot;&gt;LICENSE&lt;/span&gt;&lt;/a&gt;&lt;span style=&quot; font-size:8pt;&quot;&gt; file within our GitLab repository for all licensing and legal matters.&lt;/span&gt;&lt;/p&gt;
+&lt;p style=&quot; margin-top:12px; margin-bottom:12px; margin-left:0px; margin-right:0px; -qt-block-indent:0; text-indent:0px;&quot;&gt;&lt;span style=&quot; font-size:8pt;&quot;&gt; &lt;/span&gt;&lt;/p&gt;&lt;/body&gt;&lt;/html&gt;</string>
                </property>
                <property name="textInteractionFlags">
                 <set>Qt::LinksAccessibleByKeyboard|Qt::LinksAccessibleByMouse|Qt::TextBrowserInteraction|Qt::TextSelectableByKeyboard|Qt::TextSelectableByMouse</set>
```
Left out of the diff: 2 changed lines with no effect on the pictures. The commit also changes 15 other files.
